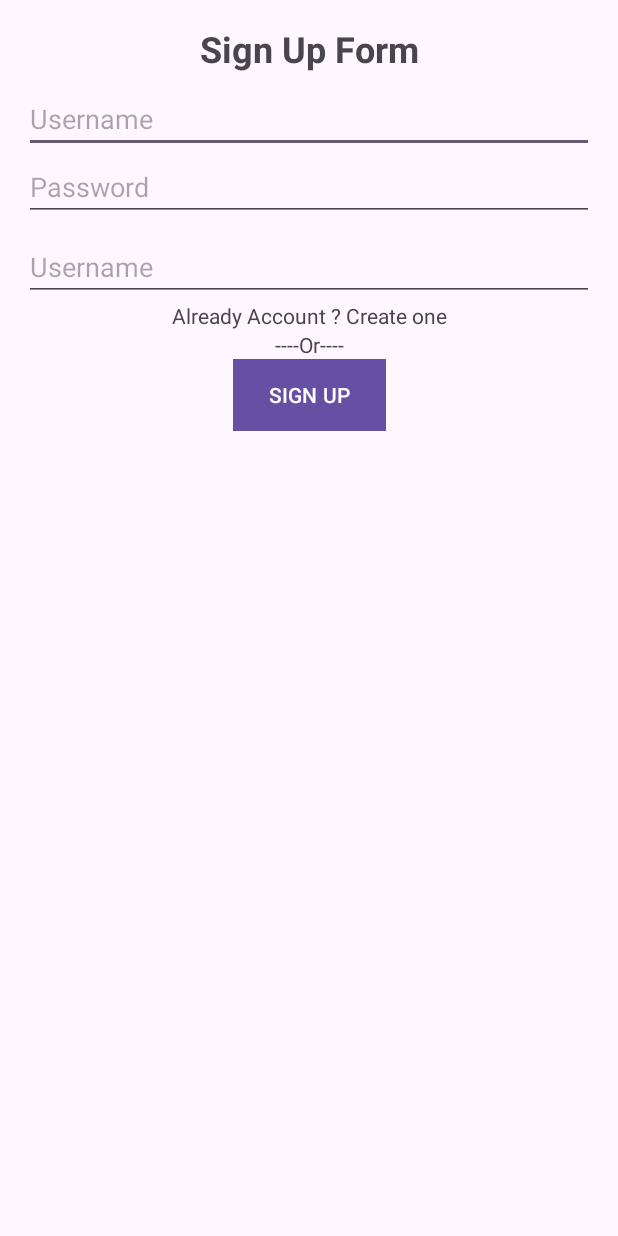
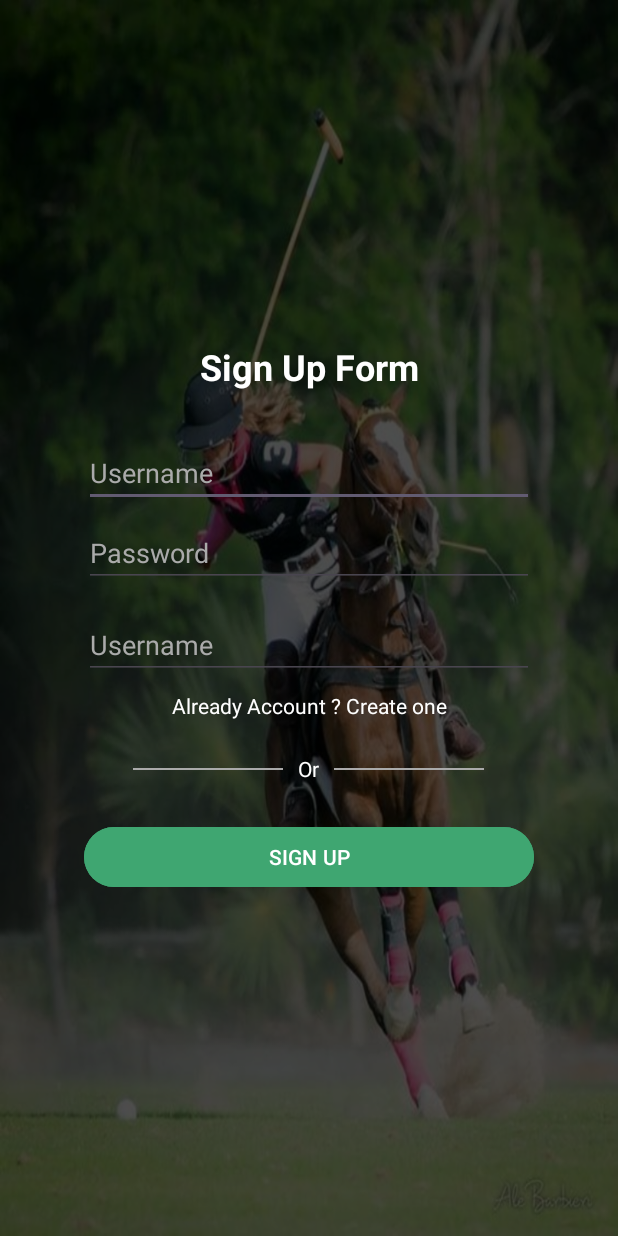
Before and after one commit to TuanDatCoder/PRM392_MiniProject, an Android app: the SignUpActivity screen opened directly, with no data from a screen before it, on a phone screen of 412 x 824 dp. Run offline under Robolectric (Android 15) with nearby library versions, the phone set to English and light mode, and no system bars.

Commit message:
Sign Up Layout

```diff
--- a/app/src/main/res/layout/activity_sign_in.xml
+++ b/app/src/main/res/layout/activity_sign_in.xml
@@ -15,7 +15,7 @@
         android:id="@+id/tvTitle"
         android:layout_width="match_parent"
         android:layout_height="wrap_content"
-        android:layout_marginBottom="16dp"
+        android:layout_marginBottom="32dp"
         android:text="Sign In Form"
         android:textAlignment="center"
         android:textColor="@color/white"
@@ -46,11 +46,12 @@
 
     <TextView
         android:id="@+id/tvNoAccountYet"
-        android:layout_width="wrap_content"
+        android:layout_width="match_parent"
         android:layout_height="wrap_content"
         android:layout_marginBottom="16dp"
         android:text="Not Account Yet ? Create one"
-        android:textColor="@color/white" />
+        android:textColor="@color/white"
+        android:textAlignment="center"/>
 
     <LinearLayout
         android:id="@+id/textOr"
--- a/app/src/main/res/layout/activity_sign_up.xml
+++ b/app/src/main/res/layout/activity_sign_up.xml
@@ -1,89 +1,103 @@
 <?xml version="1.0" encoding="utf-8"?>
-<androidx.constraintlayout.widget.ConstraintLayout xmlns:android="http://schemas.android.com/apk/res/android"
+<LinearLayout xmlns:android="http://schemas.android.com/apk/res/android"
     xmlns:app="http://schemas.android.com/apk/res-auto"
     xmlns:tools="http://schemas.android.com/tools"
     android:id="@+id/signUp"
     android:layout_width="match_parent"
     android:layout_height="match_parent"
-    tools:context=".SignUpActivity"
-    android:padding="16dp">
+    android:gravity="center"
+    android:background="@drawable/login_background"
+    android:orientation="vertical"
+    android:padding="16dp"
+    tools:context=".SignUpActivity">
+
     <TextView
         android:id="@+id/tvTitle"
-        android:layout_width="wrap_content"
+        android:layout_width="match_parent"
         android:layout_height="wrap_content"
+        android:layout_marginBottom="32dp"
         android:text="Sign Up Form"
+        android:textAlignment="center"
+        android:textColor="@color/white"
         android:textSize="24sp"
-        android:textStyle="bold"
-        app:layout_constraintTop_toTopOf="parent"
-        app:layout_constraintStart_toStartOf="parent"
-        app:layout_constraintEnd_toEndOf="parent"
-        app:layout_constraintBottom_toTopOf="@id/etUsername"
-        android:layout_marginBottom="16dp"/>
+        android:textStyle="bold" />
 
     <EditText
         android:id="@+id/etUsername"
-        android:layout_width="0dp"
+        android:layout_width="300dp"
         android:layout_height="wrap_content"
+        android:layout_marginBottom="8dp"
         android:hint="Username"
-        app:layout_constraintTop_toBottomOf="@id/tvTitle"
-        app:layout_constraintStart_toStartOf="parent"
-        app:layout_constraintEnd_toEndOf="parent"
-        android:layout_marginTop="8dp"
-        android:layout_marginBottom="8dp"/>
+        android:textColor="@color/white"
+        android:textColorHint="#AAA" />
 
     <EditText
         android:id="@+id/etPassword"
-        android:layout_width="0dp"
+        android:layout_width="300dp"
         android:layout_height="wrap_content"
+        android:layout_marginBottom="8dp"
         android:hint="Password"
         android:inputType="textPassword"
-        app:layout_constraintTop_toBottomOf="@id/etUsername"
-        app:layout_constraintStart_toStartOf="parent"
-        app:layout_constraintEnd_toEndOf="parent"
-        android:layout_marginBottom="16dp"/>
-
+        android:textColor="@color/white"
+        android:textColorHint="#aaa" />
 
     <EditText
         android:id="@+id/etConfirmPassword"
-        android:layout_width="0dp"
+        android:layout_width="300dp"
         android:layout_height="wrap_content"
+        android:layout_marginTop="8dp"
+        android:layout_marginBottom="8dp"
         android:hint="Username"
-        app:layout_constraintTop_toBottomOf="@id/etPassword"
-        app:layout_constraintStart_toStartOf="parent"
-        app:layout_constraintEnd_toEndOf="parent"
-        android:layout_marginTop="8dp"
-        android:layout_marginBottom="8dp"/>
+        android:textColor="@color/white"
+        android:textColorHint="#aaa" />
 
     <TextView
         android:id="@+id/tvAlreadyAccount"
-        android:layout_width="wrap_content"
+        android:layout_width="match_parent"
         android:layout_height="wrap_content"
+        android:layout_marginBottom="16dp"
         android:text="Already Account ? Create one"
-        app:layout_constraintTop_toBottomOf="@id/etConfirmPassword"
-        app:layout_constraintStart_toStartOf="parent"
-        app:layout_constraintEnd_toEndOf="parent"
-        android:layout_marginBottom="16dp"/>
+        android:textAlignment="center"
+        android:textColor="@color/white" />
 
-    <TextView
-        android:id="@+id/tvOr"
-        android:layout_width="wrap_content"
+    <LinearLayout
+        android:id="@+id/textOr"
+        android:layout_width="match_parent"
         android:layout_height="wrap_content"
-        android:text="----Or----"
-        app:layout_constraintTop_toBottomOf="@id/tvAlreadyAccount"
-        app:layout_constraintStart_toStartOf="parent"
-        app:layout_constraintEnd_toEndOf="parent"
-        android:layout_marginBottom="16dp"/>
+        android:layout_marginBottom="18dp"
+        android:gravity="center"
+        android:orientation="horizontal">
+
+        <View
+            android:layout_width="100dp"
+            android:layout_height="1dp"
+            android:layout_marginTop="16dp"
+            android:layout_marginBottom="16dp"
+            android:background="@android:color/darker_gray" />
+
+        <TextView
+            android:layout_width="wrap_content"
+            android:layout_height="wrap_content"
+            android:paddingHorizontal="10dp"
+            android:text="Or"
+            android:textColor="@color/white"
+            android:textSize="14sp"
+            tools:ignore="HardcodedText" />
+
+        <View
+            android:layout_width="100dp"
+            android:layout_height="1dp"
+            android:layout_marginTop="16dp"
+            android:layout_marginBottom="16dp"
+            android:background="@android:color/darker_gray" />
+    </LinearLayout>
 
     <Button
         android:id="@+id/btnSignUp"
-        android:layout_width="wrap_content"
+        android:layout_width="300dp"
         android:layout_height="wrap_content"
         android:text="SIGN UP"
-        android:background="#6200EE"
         android:textColor="#FFFFFF"
-        app:layout_constraintTop_toBottomOf="@id/tvOr"
-        app:layout_constraintStart_toStartOf="parent"
-        app:layout_constraintEnd_toEndOf="parent"/>
+        android:backgroundTint="#3fa671"/>
 
-
-</androidx.constraintlayout.widget.ConstraintLayout>
+</LinearLayout>
```
